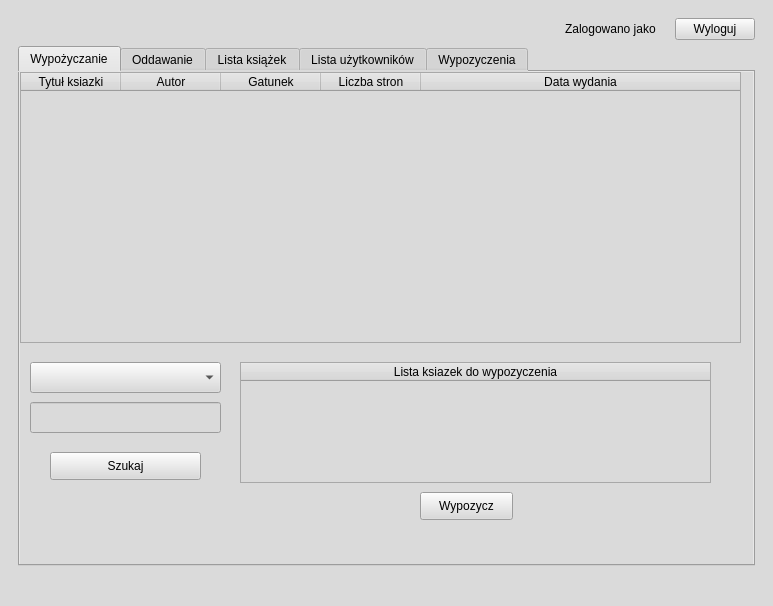
Qt form QT_files/mainwindow.ui (Sebastian029/Projekt-Cpp-v.2) before a commit.
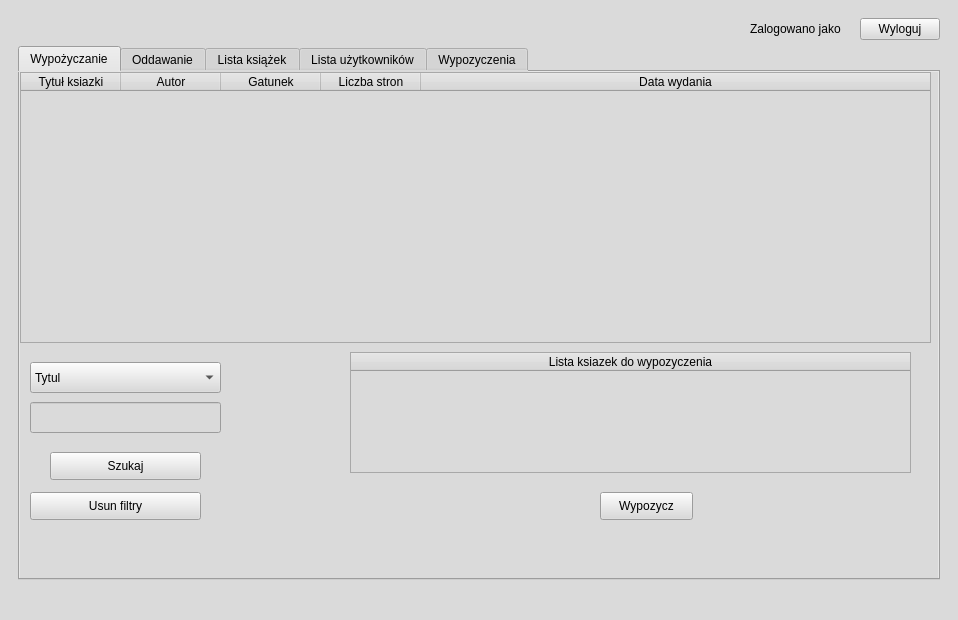
The same form after that commit. The open tabs and pages were chosen to show the change. Icons and pictures are not drawn.

Patch:
```diff
--- a/QT_files/mainwindow.ui
+++ b/QT_files/mainwindow.ui
@@ -6,8 +6,8 @@
    <rect>
     <x>0</x>
     <y>0</y>
-    <width>773</width>
-    <height>606</height>
+    <width>958</width>
+    <height>620</height>
    </rect>
   </property>
   <property name="windowTitle">
@@ -24,6 +24,12 @@
    <layout class="QGridLayout" name="gridLayout">
     <item row="0" column="1">
      <widget class="QStackedWidget" name="stackedWidget">
+      <property name="minimumSize">
+       <size>
+        <width>720</width>
+        <height>480</height>
+       </size>
+      </property>
       <property name="currentIndex">
        <number>2</number>
       </property>
@@ -634,7 +640,7 @@
                <rect>
                 <x>0</x>
                 <y>0</y>
-                <width>721</width>
+                <width>911</width>
                 <height>271</height>
                </rect>
               </property>
@@ -701,6 +707,21 @@
                 <height>31</height>
                </rect>
               </property>
+              <item>
+               <property name="text">
+                <string>Tytul</string>
+               </property>
+              </item>
+              <item>
+               <property name="text">
+                <string>Autor</string>
+               </property>
+              </item>
+              <item>
+               <property name="text">
+                <string>Gatunek</string>
+               </property>
+              </item>
              </widget>
              <widget class="QLineEdit" name="lineEdit_selekcja">
               <property name="geometry">
@@ -715,9 +736,9 @@
              <widget class="QTableWidget" name="tableWidget_wybrane_ksiazki">
               <property name="geometry">
                <rect>
-                <x>220</x>
-                <y>290</y>
-                <width>471</width>
+                <x>330</x>
+                <y>280</y>
+                <width>561</width>
                 <height>121</height>
                </rect>
               </property>
@@ -742,7 +763,7 @@
              <widget class="QPushButton" name="pushButton_wypozycz">
               <property name="geometry">
                <rect>
-                <x>400</x>
+                <x>580</x>
                 <y>420</y>
                 <width>93</width>
                 <height>28</height>
@@ -752,6 +773,19 @@
                <string>Wypozycz</string>
               </property>
              </widget>
+             <widget class="QPushButton" name="pushButton_filtry">
+              <property name="geometry">
+               <rect>
+                <x>10</x>
+                <y>420</y>
+                <width>171</width>
+                <height>28</height>
+               </rect>
+              </property>
+              <property name="text">
+               <string>Usun filtry</string>
+              </property>
+             </widget>
             </widget>
             <widget class="QWidget" name="oddawanie">
              <attribute name="title">
```
Left out of the diff: 337 changed lines with no effect on the pictures. Lines whose indentation alone changed are shown as unchanged.
